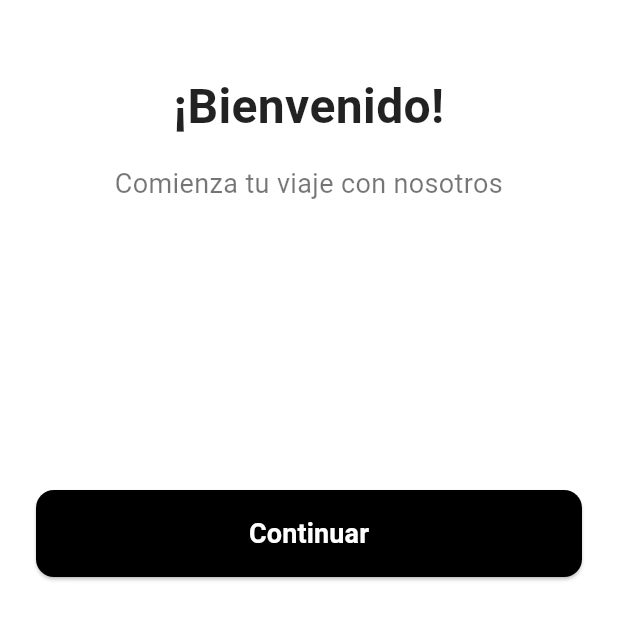
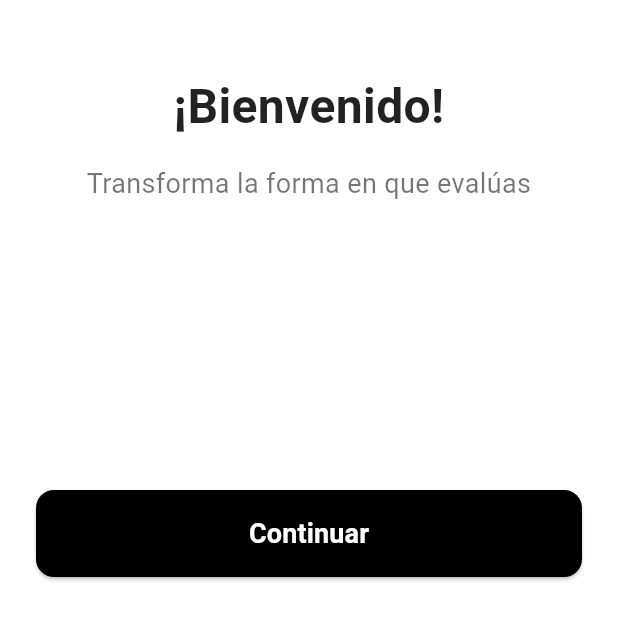
Before and after one commit to icedigitaldev/uclass, a Flutter app: the screen it shows after launch, on a phone screen of 412 x 824 dp, the part 587-1228 px from its top. Run offline on Flutter 3.47's test engine with Material 3 defaults, Android fonts, the phone set to English and light mode, and no system bars; our stand-ins replace cloud_firestore, firebase_auth, firebase_core, pdf; missing offline and left inert: universal_html; accounts and stored records are empty.

Commit message:
Ajuste de bienvenida

```diff
--- a/lib/views/welcome_view.dart
+++ b/lib/views/welcome_view.dart
@@ -43,7 +43,7 @@ class WelcomeView extends StatelessWidget {
                 ),
                 const SizedBox(height: 16),
                 const Text(
-                  'Comienza tu viaje con nosotros',
+                  'Transforma la forma en que evalúas',
                   style: TextStyle(
                     fontSize: 18,
                     color: Colors.black54,
```
